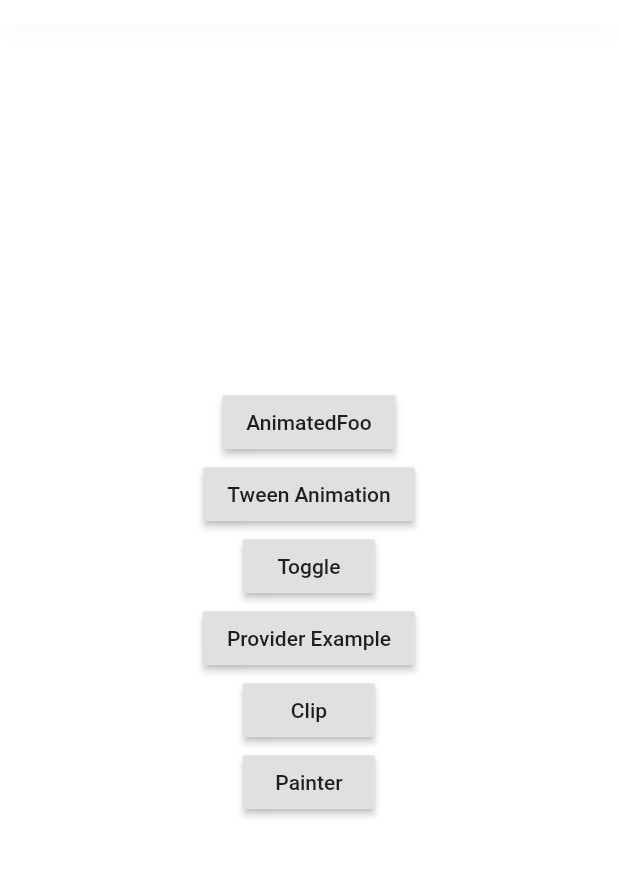
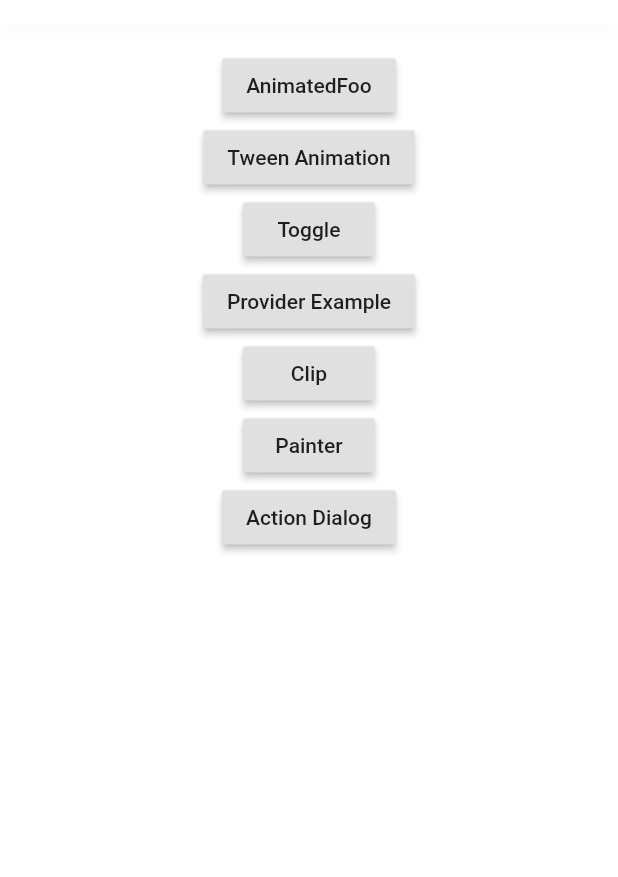
Before and after one commit to afhslll/explore_flutter, a Flutter app: the HomeScreen screen opened by its route, on a phone screen of 412 x 824 dp, the part 57-934 px from its top. Run offline on Flutter 3.47's test engine with Material 2 defaults, Android fonts, the phone set to English and light mode, and no system bars; our stand-ins replace connectivity, get_it; project files that could hold a hidden picture were left out.

Commit message:
add action popup

```diff
--- a/lib/core/constant/measurements_constant.dart
+++ b/lib/core/constant/measurements_constant.dart
@@ -6,4 +6,7 @@ class ConstantMeasurements {
   static double toggleBarHeight = 11.5;
   static double toggleCircleBorder = 1.5;
   static double screenPadding = 16.0;
+  static double smallBorderRadius = 4.0;
+  static double mediumBorderRadius = 12.0;
+  static double largeBorderRadius = 18.0;
 }
--- a/lib/ui/shared/theme_color.dart
+++ b/lib/ui/shared/theme_color.dart
@@ -5,6 +5,7 @@ class ThemeColor {
 
   static const black = Color(0xFF2F2F2F);
   static const white = Color(0xFFFFFFFF);
+  static const grey = Colors.grey;
   static const lightgrey = Color(0xFFEEEEEE);
   static const shadow = Color(0xFF848484);
   static const red = Color(0xffFF4848);
--- a/lib/ui/view/home/home_screen.dart
+++ b/lib/ui/view/home/home_screen.dart
@@ -1,6 +1,8 @@
+import 'package:explore_flutter/core/constant/measurements_constant.dart';
 import 'package:explore_flutter/core/viewmodel/home_view_model.dart';
 import 'package:explore_flutter/ui/shared/theme_color.dart';
 import 'package:explore_flutter/ui/view/base_view.dart';
+import 'package:explore_flutter/ui/widget/action_popup.dart';
 import 'package:explore_flutter/ui/widget/app_bar.dart';
 import 'package:flutter/material.dart';
 import 'package:explore_flutter/core/service/locator/locator.dart';
@@ -26,10 +28,9 @@ class HomeScreen extends StatelessWidget {
               title: 'Explore Flutter',
             ),
             Expanded(
-              child: Align(
-                alignment: Alignment.center,
+              child: SingleChildScrollView(
+                padding: EdgeInsets.all(ConstantMeasurements.screenPadding),
                 child: Column(
-                  mainAxisAlignment: MainAxisAlignment.center,
                   children: [
                     RaisedButton(
                         onPressed: () => _navigationService
@@ -55,6 +56,20 @@ class HomeScreen extends StatelessWidget {
                         onPressed: () => _navigationService
                             .navigateTo(NavigationRouter.painterRoute),
                         child: Text('Painter')),
+                    RaisedButton(
+                        onPressed: () {
+                          showActionDialog(
+                            context: context,
+                            titleText: 'An action is required!',
+                            descriptionText:
+                                'Malaysia\'s COVID cases has risen. Do you still want to go out?',
+                            positiveText: 'No',
+                            negativeText: 'Yes',
+                            onTapPositive: () => _navigationService.pop(),
+                            onTapNegative: () => _navigationService.pop(),
+                          );
+                        },
+                        child: Text('Action Dialog')),
                   ],
                 ),
               ),
```
Also changed, not shown: lib/ui/widget/action_popup.dart (added, +112 -0 lines), 1 other file.
